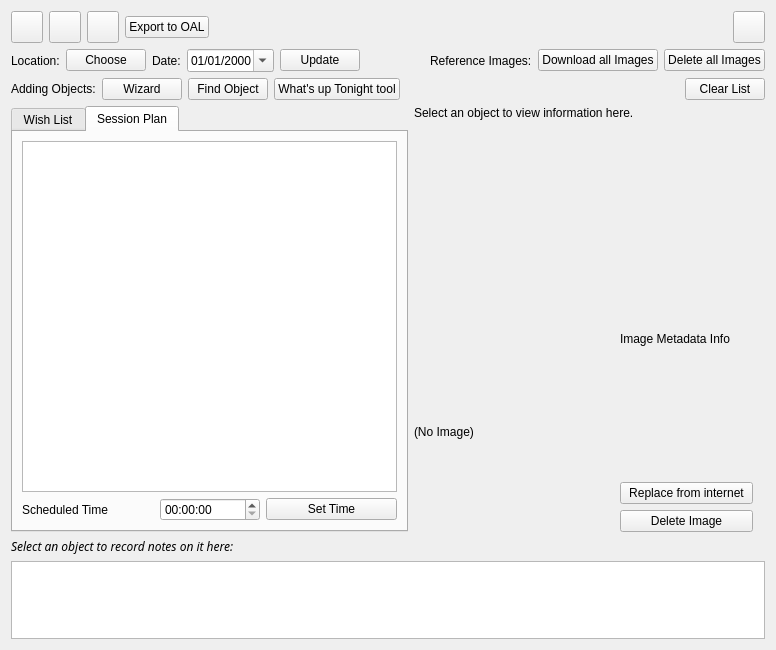
The window that kstars/tools/observinglist.ui (KDE/kstars) describes before a commit, drawn with Qt 5.
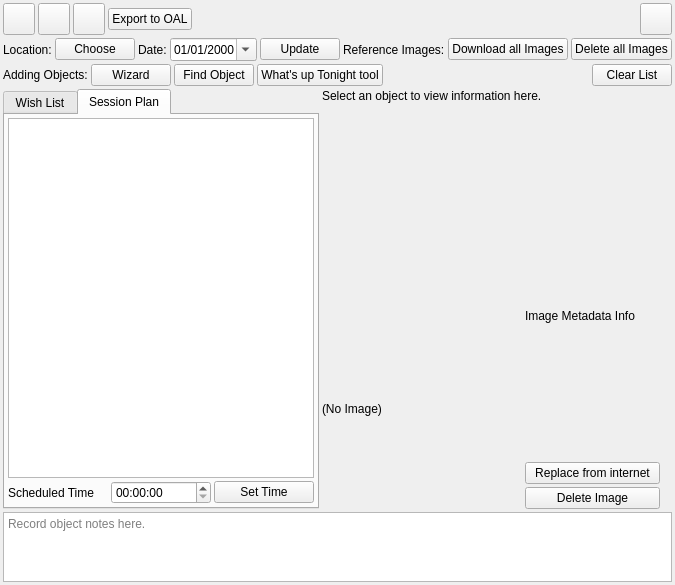
The same window after the commit. The open tabs and pages were chosen to show the change. Custom widgets are drawn as their Qt base class.

Commit message: Improve space usage in observation plannner

```diff
--- a/kstars/tools/observinglist.ui
+++ b/kstars/tools/observinglist.ui
@@ -6,27 +6,30 @@
    <rect>
     <x>0</x>
     <y>0</y>
-    <width>776</width>
-    <height>650</height>
+    <width>654</width>
+    <height>576</height>
    </rect>
   </property>
-  <property name="sizePolicy">
-   <sizepolicy hsizetype="Preferred" vsizetype="Fixed">
-    <horstretch>0</horstretch>
-    <verstretch>0</verstretch>
-   </sizepolicy>
-  </property>
-  <property name="minimumSize">
-   <size>
-    <width>300</width>
-    <height>650</height>
-   </size>
-  </property>
   <layout class="QVBoxLayout" name="verticalLayout_4">
+   <property name="spacing">
+    <number>3</number>
+   </property>
+   <property name="leftMargin">
+    <number>3</number>
+   </property>
+   <property name="topMargin">
+    <number>3</number>
+   </property>
+   <property name="rightMargin">
+    <number>3</number>
+   </property>
+   <property name="bottomMargin">
+    <number>3</number>
+   </property>
    <item>
     <layout class="QHBoxLayout" name="horizontalLayout_1">
      <property name="spacing">
-      <number>6</number>
+      <number>3</number>
      </property>
      <property name="leftMargin">
       <number>0</number>
@@ -190,7 +193,10 @@
     </layout>
    </item>
    <item>
-    <layout class="QHBoxLayout" name="horizontalLayout_2">
+    <layout class="QHBoxLayout" name="LocationTimeLayout">
+     <property name="spacing">
+      <number>3</number>
+     </property>
      <property name="topMargin">
       <number>0</number>
      </property>
@@ -281,7 +287,10 @@
     </layout>
    </item>
    <item>
-    <layout class="QHBoxLayout" name="horizontalLayout">
+    <layout class="QHBoxLayout" name="addingObjectsLayout">
+     <property name="spacing">
+      <number>3</number>
+     </property>
      <property name="topMargin">
       <number>0</number>
      </property>
@@ -384,7 +393,10 @@
     </layout>
    </item>
    <item>
-    <layout class="QHBoxLayout" name="horizontalLayout_3">
+    <layout class="QHBoxLayout" name="WishSessionLayout" stretch="2,1">
+     <property name="spacing">
+      <number>3</number>
+     </property>
      <property name="sizeConstraint">
       <enum>QLayout::SetMinimumSize</enum>
      </property>
@@ -442,6 +454,21 @@
          <string>Session Plan</string>
         </attribute>
         <layout class="QVBoxLayout" name="verticalLayout_5">
+         <property name="spacing">
+          <number>3</number>
+         </property>
+         <property name="leftMargin">
+          <number>3</number>
+         </property>
+         <property name="topMargin">
+          <number>3</number>
+         </property>
+         <property name="rightMargin">
+          <number>3</number>
+         </property>
+         <property name="bottomMargin">
+          <number>3</number>
+         </property>
          <item>
           <widget class="QTableView" name="SessionView">
            <property name="sizePolicy">
@@ -469,6 +496,9 @@
          </item>
          <item>
           <layout class="QHBoxLayout" name="horizontalLayout_5">
+           <property name="spacing">
+            <number>3</number>
+           </property>
            <item>
             <widget class="QLabel" name="scheduledTimeLabel">
              <property name="text">
@@ -506,7 +536,10 @@
       </widget>
      </item>
      <item>
-      <layout class="QVBoxLayout" name="verticalLayout_2">
+      <layout class="QVBoxLayout" name="objectInfoLayout">
+       <property name="spacing">
+        <number>3</number>
+       </property>
        <property name="sizeConstraint">
         <enum>QLayout::SetDefaultConstraint</enum>
        </property>
@@ -547,6 +580,9 @@
        </item>
        <item>
         <layout class="QHBoxLayout" name="horizontalLayout_4">
+         <property name="spacing">
+          <number>3</number>
+         </property>
          <item>
           <widget class="QLabel" name="ImagePreview">
            <property name="minimumSize">
@@ -568,6 +604,9 @@
          </item>
          <item>
           <layout class="QVBoxLayout" name="verticalLayout_3">
+           <property name="spacing">
+            <number>2</number>
+           </property>
            <item>
             <widget class="QLabel" name="dssMetadataLabel">
              <property name="sizePolicy">
@@ -595,6 +634,9 @@
            </item>
            <item>
             <layout class="QVBoxLayout" name="verticalLayout">
+             <property name="spacing">
+              <number>3</number>
+             </property>
              <property name="rightMargin">
               <number>12</number>
              </property>
@@ -634,52 +676,10 @@
      </item>
     </layout>
    </item>
-   <item>
-    <widget class="QLabel" name="NotesLabel">
-     <property name="sizePolicy">
-      <sizepolicy hsizetype="Preferred" vsizetype="Fixed">
-       <horstretch>0</horstretch>
-       <verstretch>0</verstretch>
-      </sizepolicy>
-     </property>
-     <property name="font">
-      <font>
-       <family>Sans Serif</family>
-       <pointsize>9</pointsize>
-       <weight>50</weight>
-       <italic>true</italic>
-       <bold>false</bold>
-       <underline>false</underline>
-       <strikeout>false</strikeout>
-      </font>
-     </property>
-     <property name="text">
-      <string>Select an object to record notes on it here:</string>
-     </property>
-     <property name="alignment">
-      <set>Qt::AlignVCenter</set>
-     </property>
-    </widget>
-   </item>
    <item>
     <widget class="QTextEdit" name="NotesEdit">
-     <property name="sizePolicy">
-      <sizepolicy hsizetype="Preferred" vsizetype="Fixed">
-       <horstretch>0</horstretch>
-       <verstretch>0</verstretch>
-      </sizepolicy>
-     </property>
-     <property name="minimumSize">
-      <size>
-       <width>0</width>
-       <height>10</height>
-      </size>
-     </property>
-     <property name="maximumSize">
-      <size>
-       <width>16777215</width>
-       <height>120</height>
-      </size>
+     <property name="placeholderText">
+      <string>Record object notes here.</string>
      </property>
     </widget>
    </item>
```
Left out of the diff: 17 changed lines with no effect on the pictures. The commit also changes 1 other file.
